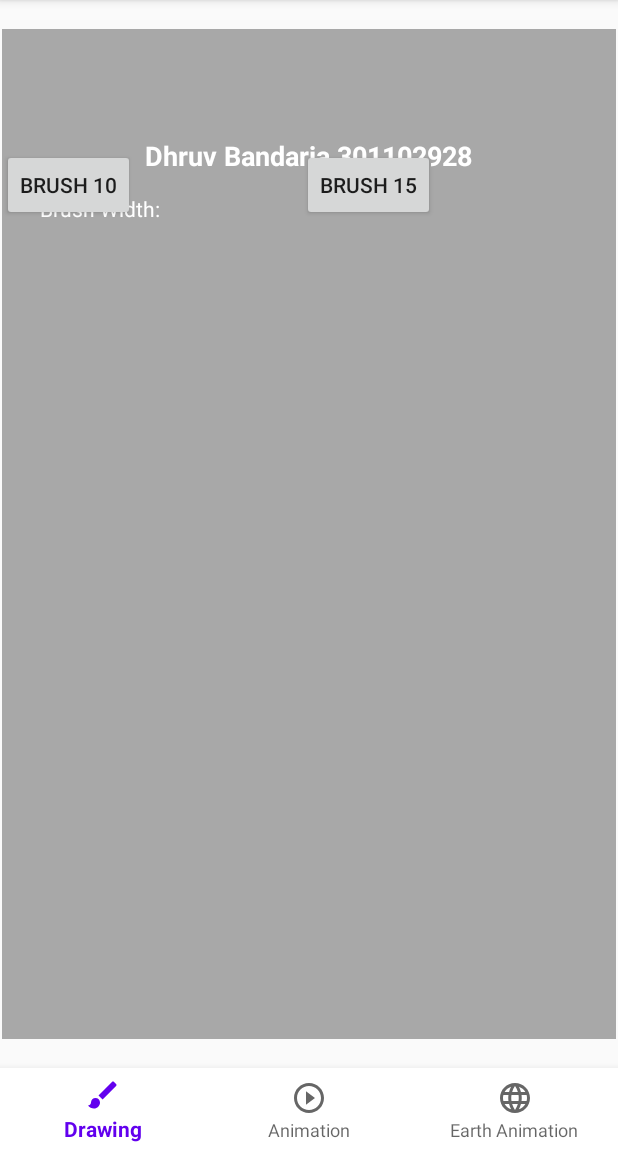
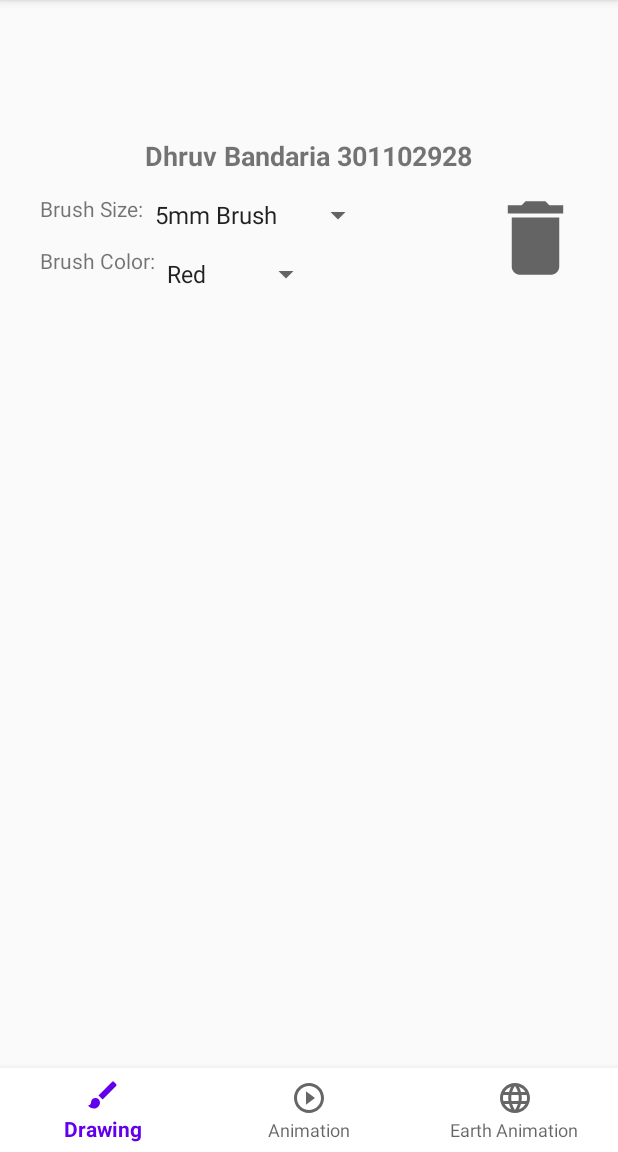
Before and after one commit to DhruvBandaria/DhruvLab3, an Android app: the screen it shows after launch (DhruvActivity), on a phone screen of 412 x 824 dp, the part 84-1236 px from its top. Run offline under Robolectric (Android 15) with nearby library versions, the phone set to English and light mode, and no system bars; our stand-ins replace navigation-ui.

Commit message:
Added Drawing Board

```diff
--- a/app/src/main/java/dhruv/bandaria/s301102928/DhruvFragment.java
+++ b/app/src/main/java/dhruv/bandaria/s301102928/DhruvFragment.java
@@ -1,5 +1,6 @@
 package dhruv.bandaria.s301102928;
 
+import android.graphics.Color;
 import android.os.Bundle;
 
 import androidx.constraintlayout.widget.ConstraintLayout;
@@ -9,13 +10,22 @@ import androidx.fragment.app.Fragment;
 import android.view.LayoutInflater;
 import android.view.View;
 import android.view.ViewGroup;
+import android.widget.AdapterView;
+import android.widget.ArrayAdapter;
 import android.widget.Button;
 import android.widget.RelativeLayout;
+import android.widget.Spinner;
 import android.widget.TextView;
+import android.widget.Toast;
 
 public class DhruvFragment extends Fragment {
     PaintView paintView;
-    Button b1,b2;
+    Spinner sp,sp1;
+    RelativeLayout rl;
+    RelativeLayout.LayoutParams params;
+    Button delete;
+    int currentColor;
+    float currentBrushSize;
     @Override
     public void onCreate(Bundle savedInstanceState) {
         super.onCreate(savedInstanceState);
@@ -26,26 +36,85 @@ public class DhruvFragment extends Fragment {
                              Bundle savedInstanceState) {
 
         View v=inflater.inflate(R.layout.fragment_dhruv, container, false);
+
+        sp=v.findViewById(R.id.spinner);
+        sp1=v.findViewById(R.id.spinner2);
+        ArrayAdapter<CharSequence> arrayAdapter=ArrayAdapter.createFromResource(getContext(),R.array.brush_size,android.R.layout.simple_spinner_item);
+        ArrayAdapter<CharSequence> arrayAdapter1=ArrayAdapter.createFromResource(getContext(),R.array.brush_color,android.R.layout.simple_spinner_item);
+        arrayAdapter.setDropDownViewResource(android.R.layout.simple_spinner_dropdown_item);
+        arrayAdapter1.setDropDownViewResource(android.R.layout.simple_spinner_dropdown_item);
+        sp.setAdapter(arrayAdapter);
+        sp1.setAdapter(arrayAdapter1);
+
+        sp.setOnItemSelectedListener(new AdapterView.OnItemSelectedListener() {
+            @Override
+            public void onItemSelected(AdapterView<?> parent, View view, int position, long id) {
+                switch (position){
+                    case 0:
+                        paintView.changeBrushSize(5f);
+                        currentBrushSize=5f;
+                        break;
+                    case 1:
+                        paintView.changeBrushSize(10f);
+                        currentBrushSize=10f;
+                        break;
+                    case 2:
+                        paintView.changeBrushSize(15f);
+                        currentBrushSize=15f;
+                        break;
+                }
+            }
+
+            @Override
+            public void onNothingSelected(AdapterView<?> parent) {
+
+            }
+        });
+        sp1.setOnItemSelectedListener(new AdapterView.OnItemSelectedListener() {
+            @Override
+            public void onItemSelected(AdapterView<?> parent, View view, int position, long id) {
+                switch (position){
+                    case 0:
+                        paintView.changeColor(Color.RED);
+                        currentColor=Color.RED;
+                        break;
+                    case 1:
+                        paintView.changeColor(Color.GREEN);
+                        currentColor=Color.GREEN;
+                        break;
+                    case 2:
+                        paintView.changeColor(Color.BLUE);
+                        currentColor=Color.BLUE;
+                        break;
+                    case 3:
+                        paintView.changeColor(Color.YELLOW);
+                        currentColor=Color.YELLOW;
+                        break;
+                }
+            }
+
+            @Override
+            public void onNothingSelected(AdapterView<?> parent) {
+
+            }
+        });
+
+        delete=v.findViewById(R.id.deleteButton);
         paintView=new PaintView(getContext(),null);
-        RelativeLayout rl=v.findViewById(R.id.cons_layout_dhruv_fragment);
-        final RelativeLayout.LayoutParams params=new RelativeLayout.LayoutParams(1100,1000);
+        rl=v.findViewById(R.id.cons_layout_dhruv_fragment);
+        params=new RelativeLayout.LayoutParams(1100,1000);
         params.addRule(RelativeLayout.BELOW,R.id.name_and_studentId);
         params.topMargin=250;
         rl.addView(paintView,params);
 
-        b1=v.findViewById(R.id.button_temp1);
-        b2=v.findViewById(R.id.button_temp2);
-
-        b1.setOnClickListener(new View.OnClickListener() {
+        delete.setOnClickListener(new View.OnClickListener() {
             @Override
             public void onClick(View v) {
-                paintView.changeBrushSize(10f);
-            }
-        });
-        b2.setOnClickListener(new View.OnClickListener() {
-            @Override
-            public void onClick(View v) {
-                paintView.changeBrushSize(15f);
+                rl.removeView(paintView);
+                paintView=new PaintView(getContext(),null);
+                rl.addView(paintView,params);
+                paintView.changeColor(currentColor);
+                paintView.changeBrushSize(currentBrushSize);
             }
         });
 
--- /dev/null
+++ b/app/src/main/res/drawable/ic_delete.xml
@@ -0,0 +1,10 @@
+<vector xmlns:android="http://schemas.android.com/apk/res/android"
+    android:width="24dp"
+    android:height="24dp"
+    android:viewportWidth="24"
+    android:viewportHeight="24"
+    android:tint="?attr/colorControlNormal">
+  <path
+      android:fillColor="@android:color/white"
+      android:pathData="M6,19c0,1.1 0.9,2 2,2h8c1.1,0 2,-0.9 2,-2V7H6v12zM19,4h-3.5l-1,-1h-5l-1,1H5v2h14V4z"/>
+</vector>
--- a/app/src/main/res/layout/fragment_dhruv.xml
+++ b/app/src/main/res/layout/fragment_dhruv.xml
@@ -5,8 +5,7 @@
     android:id="@+id/cons_layout_dhruv_fragment"
     android:layout_width="match_parent"
     android:layout_height="match_parent"
-    tools:context=".DhruvFragment"
-    android:background="@color/colorGray">
+    tools:context=".DhruvFragment">
 
     <TextView
         android:id="@+id/name_and_studentId"
@@ -15,7 +14,6 @@
         android:layout_centerHorizontal="true"
         android:layout_marginTop="72dp"
         android:text="@string/name_studentid"
-        android:textColor="@color/colorWhite"
         android:textStyle="bold"
         android:textSize="18dp"/>
     <TextView
@@ -23,23 +21,42 @@
         android:layout_width="wrap_content"
         android:layout_height="wrap_content"
         android:text="@string/brush_width"
-        android:textColor="@color/colorWhite"
         android:layout_marginTop="110dp"
         android:layout_marginLeft="25dp"
         />
-    <Button
-        android:id="@+id/button_temp1"
+
+    <Spinner
+        android:id="@+id/spinner"
+        android:layout_below="@id/name_and_studentId"
+        android:layout_toRightOf="@id/brush_width_text"
+        android:layout_marginTop="15dp"
+        android:layout_width="wrap_content"
+        android:layout_height="wrap_content" />
+    <TextView
+        android:id="@+id/brush_size_text"
         android:layout_width="wrap_content"
         android:layout_height="wrap_content"
-        android:layout_marginTop="80dp"
-        android:text="Brush 10"/>
+        android:text="@string/brush_color"
+        android:layout_below="@id/brush_width_text"
+        android:layout_marginLeft="25dp"
+        android:layout_marginTop="15dp"
+        />
+    <Spinner
+        android:id="@+id/spinner2"
+        android:layout_below="@id/spinner"
+        android:layout_toRightOf="@id/brush_size_text"
+        android:layout_marginTop="15dp"
+        android:layout_width="wrap_content"
+        android:layout_height="wrap_content" />
+
     <Button
-        android:id="@+id/button_temp2"
-        android:layout_width="wrap_content"
-        android:layout_height="wrap_content"
-        android:text="Brush 15"
-        android:layout_marginLeft="200dp"
-        android:layout_marginTop="80dp"
-        />
+        android:id="@+id/deleteButton"
+        android:layout_width="63dp"
+        android:layout_height="65dp"
+        android:layout_below="@id/name_and_studentId"
+        android:layout_marginLeft="76dp"
+        android:layout_marginTop="10dp"
+        android:layout_toRightOf="@id/spinner"
+        android:background="@drawable/ic_delete" />
 
 </RelativeLayout>
--- a/app/src/main/res/values/strings.xml
+++ b/app/src/main/res/values/strings.xml
@@ -5,8 +5,22 @@
     <string name="animation">Animation</string>
     <string name="earth_animation">Earth Animation</string>
     <string name="name_studentid">Dhruv Bandaria 301102928</string>
-    <string name="brush_width">Brush Width:</string>
+    <string name="brush_width">Brush Size:</string>
+    <string name="brush_color">Brush Color:</string>
     <string name="fname">Dhruv</string>
     <string name="lname">Bandaria</string>
+    <string name="start_animation">Start Animation</string>
+    <string name="stop_animation">Stop Animation</string>
 
+    <string-array name="brush_size">
+        <item>5mm Brush</item>
+        <item>10mm Brush</item>
+        <item>15mm Brush</item>
+    </string-array>
+    <string-array name="brush_color">
+        <item>Red</item>
+        <item>Green</item>
+        <item>Blue</item>
+        <item>Yellow</item>
+    </string-array>
 </resources>
```
Also changed, not shown: app/src/main/java/dhruv/bandaria/s301102928/S301102928Fragment.java (+18 -3 lines), app/src/main/res/layout/fragment_s301102928.xml (+25 -0 lines).
